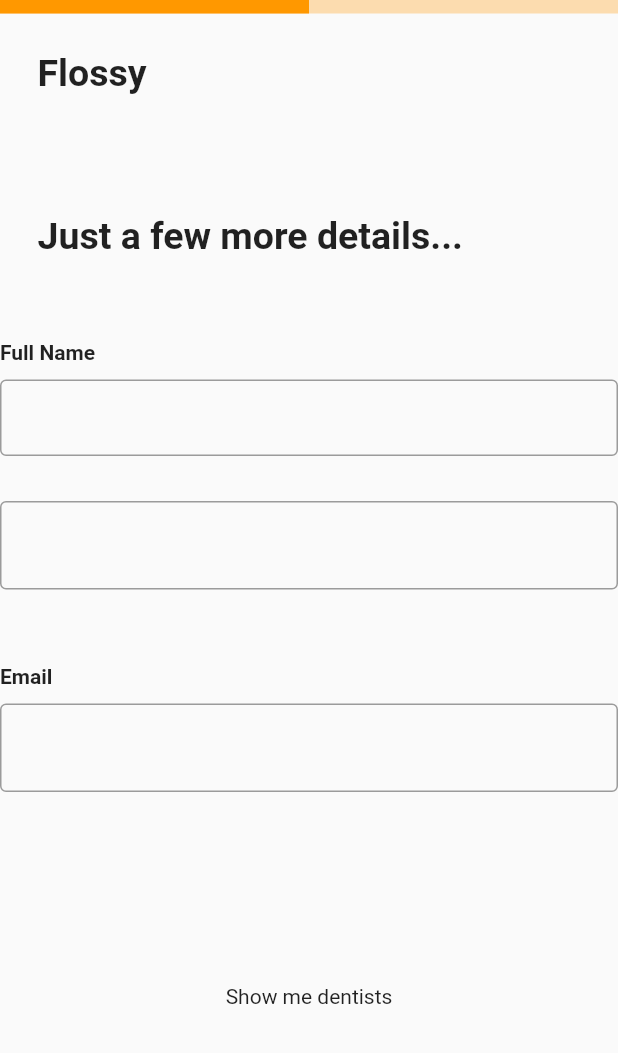
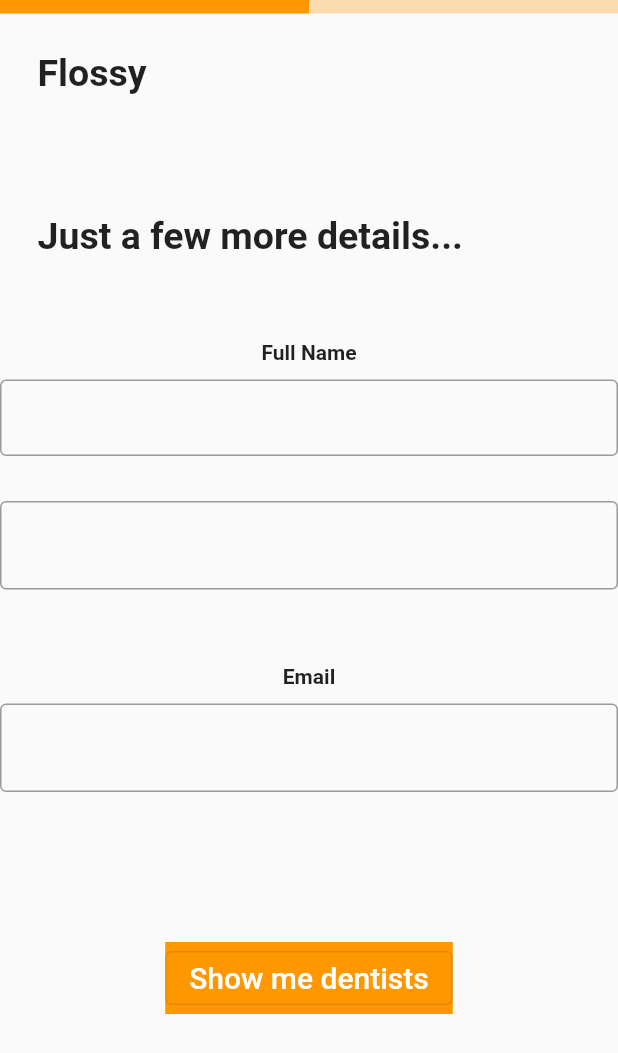
Before and after one commit to jtmuller5/flutter_practice, a Flutter app: the screen it shows after launch, on a phone screen of 412 x 824 dp. Shown: the top 1053 px of the screen. Run offline on Flutter 3.47's test engine with Material 2 defaults, Android fonts, the phone set to English and light mode, and no system bars; our stand-ins replace google_fonts, stacked.

Commit message:
more details view continued

```diff
--- a/lib/more_details/more_details_view.dart
+++ b/lib/more_details/more_details_view.dart
@@ -36,7 +36,6 @@ class MoreDetailsView extends StatelessWidget {
                 height: 30.0,
               ),
               Column(
-            crossAxisAlignment: CrossAxisAlignment.stretch,
                 children: [
                   const Text(
                     "Full Name",
@@ -81,26 +80,25 @@ class MoreDetailsView extends StatelessWidget {
                   const SizedBox(
                     height: 100,
                   ),
-              Column(
-                children: [
-                  Padding(
-                    padding: const EdgeInsets.all(8.0),
-                    child: Column(
-                      crossAxisAlignment: CrossAxisAlignment.center,
-                      children: const [
-                        Padding(
-                          padding: EdgeInsets.all(20.0),
-                          child: Text("Show me dentists"),
+                  ColoredBox(
+                    color: Colors.orange,
+                    child: OutlinedButton(
+                      onPressed: () {},
+                      child: const Text(
+                        "Show me dentists",
+                        style: TextStyle(
+                          fontSize: 20.0,
+                          color: Colors.white,
                         ),
-                      ],
+                      ),
                     ),
                   ),
                 ],
               ),
             ],
           ),
-        ],
         ),
-    )));
+      ),
+    );
   }
 }
```
Lines whose indentation alone changed are shown as unchanged.
